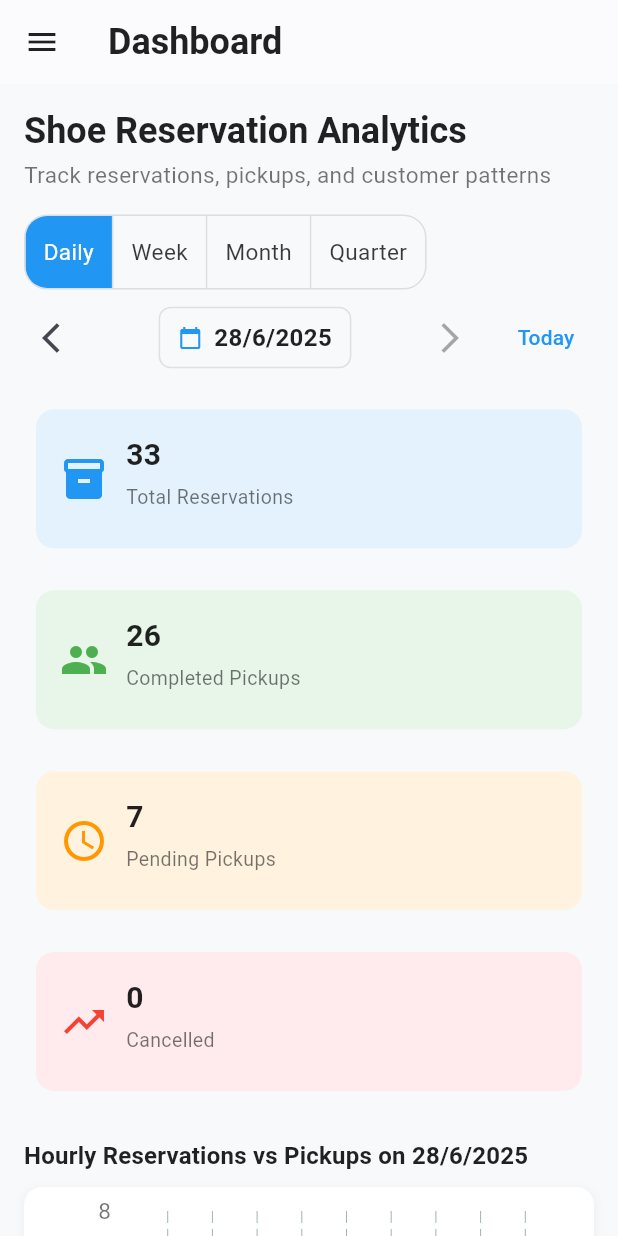
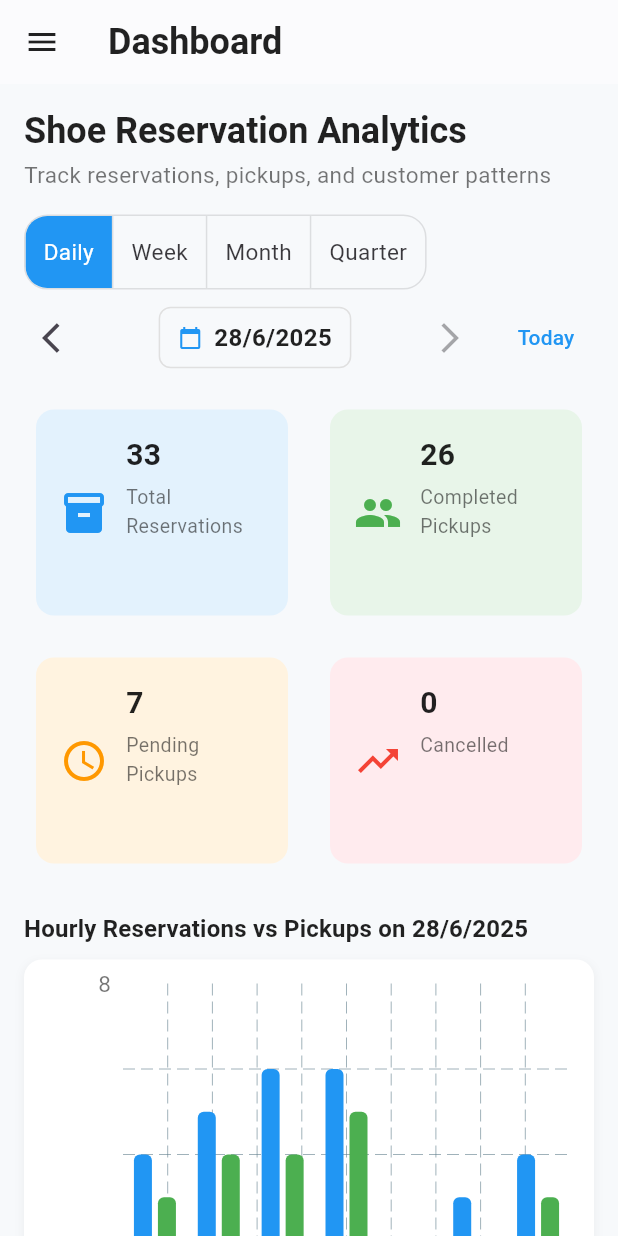
Before and after one commit to imii-imii/ShoeVault_finalproj, a Flutter app: the screen it shows after launch, on a phone screen of 412 x 824 dp. Run offline on Flutter 3.47's test engine with Material 3 defaults, Android fonts, the phone set to English and light mode, and no system bars; drawn by our look-alikes of fl_chart.

Commit message:
fix: Adjust grid layout for dashboard and update report table heading color to use theme

```diff
--- a/lib/adminpage.dart
+++ b/lib/adminpage.dart
@@ -875,12 +875,12 @@ class _DashboardPageState extends State<DashboardPage> {
               final data = getDataForRange();
 
               return GridView.count(
-                crossAxisCount: isMobile ? 1 : 2,
+                crossAxisCount: isMobile ? 2 : 4,
                 shrinkWrap: true,
                 physics: NeverScrollableScrollPhysics(),
                 mainAxisSpacing: 12,
                 crossAxisSpacing: 12,
-                childAspectRatio: isMobile ? 3.5 : 2.2,
+                childAspectRatio: isMobile ? 1.2 : 1.5,
                 children: [
               _buildSummaryCard(
                 context,
@@ -1757,7 +1757,7 @@ class _ReportPageState extends State<ReportPage> {
         columnSpacing: 20,
         headingTextStyle: TextStyle(
           fontWeight: FontWeight.bold,
-          color: Colors.black87,
+          color: Theme.of(context).textTheme.titleMedium?.color,
         ),
         columns: [
           DataColumn(label: Text('RESERVATION ID')),
```
